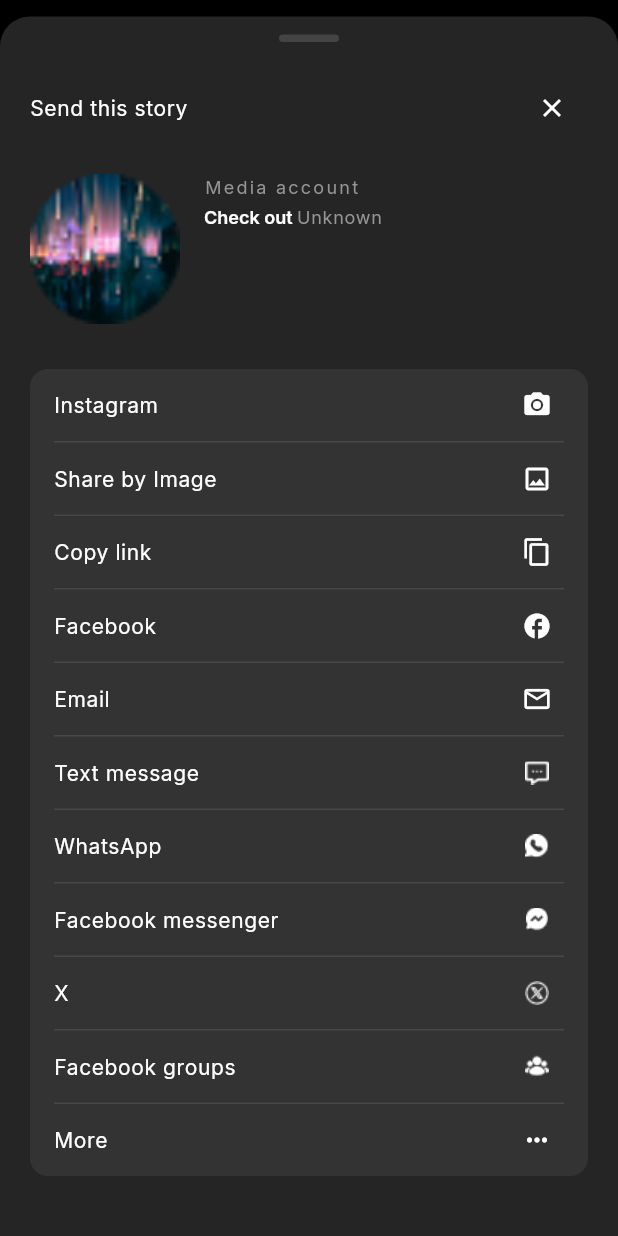
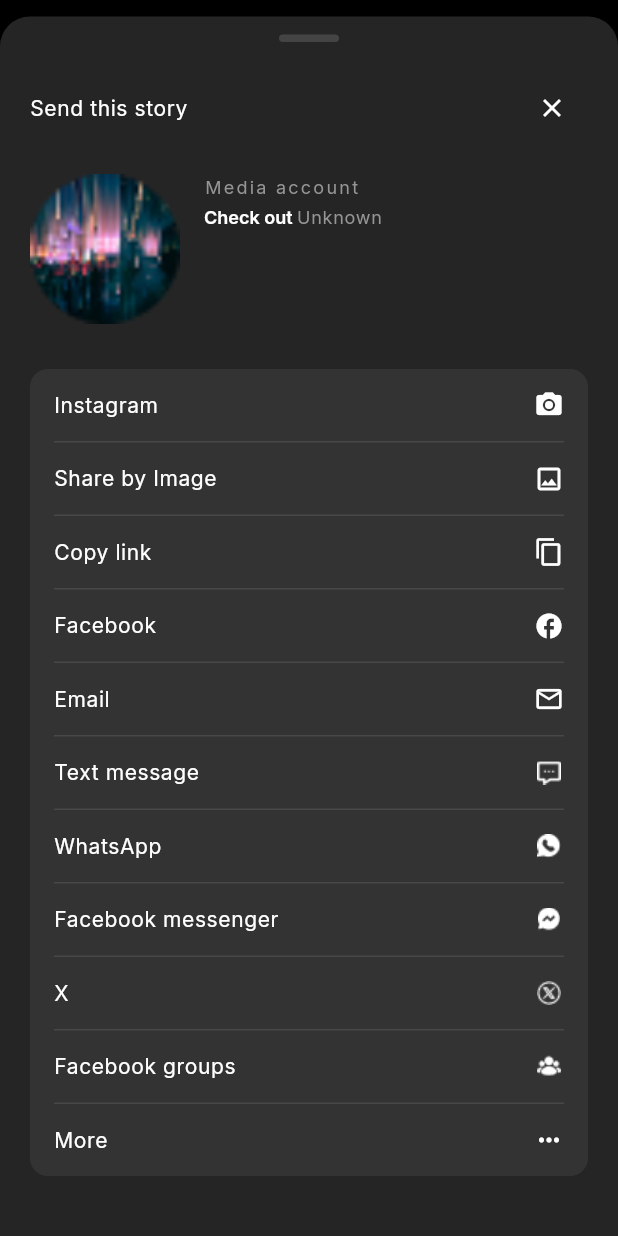
Before and after one commit to EngrJosimuddin42/News-Break, a Flutter app: the ProfileView screen opened directly, after a tap on "Share", on a phone screen of 412 x 824 dp. Run offline on Flutter 3.47's test engine with Material 3 defaults, Android fonts, the phone set to English and light mode, and no system bars; our stand-ins replace flick_video_player, flutter_map, geocoding, get, google_fonts, image_picker and 4 more; missing offline and left inert: video_thumbnail; accounts and stored records are empty; network calls fail.

```diff
--- a/lib/app/bindings/app_binding.dart
+++ b/lib/app/bindings/app_binding.dart
@@ -1,7 +1,7 @@
 import 'package:get/get.dart';
 import '../controllers/ad_banner_controller.dart';
 import '../controllers/auth/auth_controller.dart';
-import '../controllers/comment_controller.dart';
+import '../controllers/reels/comment_controller.dart';
 import '../controllers/create_post_controller.dart';
 import '../controllers/home_controller.dart';
 import '../controllers/me/me_controller.dart';
--- a/lib/app/controllers/social_interaction_controller.dart
+++ b/lib/app/controllers/social_interaction_controller.dart
@@ -11,7 +11,7 @@ import '../routes/app_pages.dart';
 import '../widgets/app_snackbar.dart';
 import 'auth/auth_controller.dart';
 import 'auth/auth_helper.dart';
-import 'comment_controller.dart';
+import 'reels/comment_controller.dart';
 
 class SocialInteractionController extends GetxController {
   static SocialInteractionController get to => Get.find();
--- a/lib/app/modules/reels/comments/comments_sheet.dart
+++ b/lib/app/modules/reels/comments/comments_sheet.dart
@@ -6,7 +6,7 @@ import 'package:news_break/app/theme/app_colors.dart';
 import 'package:news_break/app/theme/app_text_styles.dart';
 import 'package:news_break/app/widgets/bottom_sheet_handle.dart';
 import '../../../controllers/auth/auth_controller.dart';
-import '../../../controllers/comment_controller.dart';
+import '../../../controllers/reels/comment_controller.dart';
 import '../../../controllers/social_interaction_controller.dart';
 import '../../../models/comment_model.dart';
 import '../../../models/comment_source.dart';
--- a/lib/app/modules/reels/comments/report_comment_sheet.dart
+++ b/lib/app/modules/reels/comments/report_comment_sheet.dart
@@ -2,7 +2,7 @@ import 'package:flutter/material.dart';
 import 'package:get/get.dart';
 import 'package:news_break/app/theme/app_colors.dart';
 import 'package:news_break/app/theme/app_text_styles.dart';
-import '../../../controllers/comment_controller.dart';
+import '../../../controllers/reels/comment_controller.dart';
 import '../../../controllers/social_interaction_controller.dart';
 import '../../../widgets/report_success.dart';
 
--- a/lib/app/modules/reels/comments/write_comment_sheet.dart
+++ b/lib/app/modules/reels/comments/write_comment_sheet.dart
@@ -3,7 +3,7 @@ import 'package:flutter/foundation.dart';
 import 'package:flutter/material.dart';
 import 'package:get/get.dart';
 import 'package:news_break/app/widgets/bottom_sheet_handle.dart';
-import '../../../controllers/comment_controller.dart';
+import '../../../controllers/reels/comment_controller.dart';
 import '../../../controllers/social_interaction_controller.dart';
 import '../../../controllers/social_utility_controller.dart';
 import '../../../theme/app_colors.dart';
--- a/lib/app/modules/reels/share_sheet.dart
+++ b/lib/app/modules/reels/share_sheet.dart
@@ -11,7 +11,11 @@ class ShareSheet extends GetView<ReelsController> {
   final ReelModel reel;
   final bool isProfileShare;
 
-  const ShareSheet({super.key, required this.reel,this.isProfileShare = false,});
+  const ShareSheet({
+    super.key,
+    required this.reel,
+    this.isProfileShare = false,
+  });
 
   static const List<Map<String, dynamic>> _shareOptions = [
     {'label': 'Instagram', 'icon': Icons.camera_alt, 'isAsset': false},
@@ -19,7 +23,7 @@ class ShareSheet extends GetView<ReelsController> {
     {'label': 'Copy link', 'icon': Icons.copy_outlined, 'isAsset': false},
     {'label': 'Facebook', 'icon': Icons.facebook, 'isAsset': false},
     {'label': 'Email', 'icon': Icons.email_outlined, 'isAsset': false},
-    {'label': 'Text message', 'icon': 'assets/icons/message.png', 'isAsset':true},
+    {'label': 'Text message', 'icon': 'assets/icons/message.png', 'isAsset': true},
     {'label': 'WhatsApp', 'icon': 'assets/icons/whatsup.png', 'isAsset': true},
     {'label': 'Facebook messenger', 'icon': 'assets/icons/messenger.png', 'isAsset': true},
     {'label': 'X', 'icon': 'assets/icons/x_logo.png', 'isAsset': true},
@@ -38,7 +42,6 @@ class ShareSheet extends GetView<ReelsController> {
         child: Column(
           mainAxisSize: MainAxisSize.min,
           children: [
-            // Drag Handle
             const BottomSheetHandle(),
             const SizedBox(height: 20),
 
@@ -63,7 +66,9 @@ class ShareSheet extends GetView<ReelsController> {
                 crossAxisAlignment: CrossAxisAlignment.start,
                 children: [
                   PublisherAvatar.fromUrl(
-                    imageUrl: isProfileShare ? reel.userProfileImage : reel.imageUrl,
+                      imageUrl: isProfileShare
+                          ? reel.userProfileImage
+                          : reel.imageUrl,
                       name: reel.userName,
                       size: isProfileShare ? 100 : 42,
                       shape: BoxShape.rectangle),
@@ -73,13 +78,19 @@ class ShareSheet extends GetView<ReelsController> {
                       crossAxisAlignment: CrossAxisAlignment.start,
                       children: [
                         if (isProfileShare) ...[
-                          Text(controller.mediaAccountLabel, style: AppTextStyles.overline),
+                          Text(controller.mediaAccountLabel,
+                              style: AppTextStyles.overline),
                           const SizedBox(height: 4),
                           RichText(
                             text: TextSpan(
                               children: [
-                                TextSpan(text: controller.checkOutPrefix, style: AppTextStyles.small),
-                                TextSpan(text: reel.userName, style: AppTextStyles.labelMedium.copyWith(color: AppColors.textOnDark)),
+                                TextSpan(
+                                    text: controller.checkOutPrefix,
+                                    style: AppTextStyles.small),
+                                TextSpan(
+                                    text: reel.userName,
+                                    style: AppTextStyles.labelMedium
+                                        .copyWith(color: AppColors.textOnDark)),
                               ],
                             ),
                           ),
@@ -101,7 +112,10 @@ class ShareSheet extends GetView<ReelsController> {
                             ],
                           ),
                           const SizedBox(height: 8),
-                          Text(reel.description, style: AppTextStyles.small, maxLines: 3, overflow: TextOverflow.ellipsis),
+                          Text(reel.description,
+                              style: AppTextStyles.small,
+                              maxLines: 3,
+                              overflow: TextOverflow.ellipsis),
                         ],
                       ],
                     ),
@@ -110,32 +124,30 @@ class ShareSheet extends GetView<ReelsController> {
               ),
             ),
 
-            // Share Options Box
+            // Share Options
             Flexible(
               child: Container(
                 margin: const EdgeInsets.symmetric(horizontal: 20, vertical: 10),
                 decoration: BoxDecoration(
-                    color:Color(0xFF333333),
+                    color: const Color(0xFF333333),
                     borderRadius: BorderRadius.circular(12)),
                 child: ListView.separated(
                   shrinkWrap: true,
                   physics: const ClampingScrollPhysics(),
                   itemCount: _shareOptions.length,
-                  separatorBuilder: (context, index) => const Divider(color: Colors.white10, height: 1, indent: 16, endIndent: 16),
+                  separatorBuilder: (context, index) => const Divider(
+                      color: Colors.white10,
+                      height: 1,
+                      indent: 16,
+                      endIndent: 16),
                   itemBuilder: (context, index) {
                     final option = _shareOptions[index];
-                    return ListTile(
-                        title: Text(option['label'], style: AppTextStyles.caption),
-                        trailing: option['isAsset']
-                            ? Image.asset(
-                            option['icon'],
-                            width: 20,
-                            height: 20,
-                            color: Colors.white)
-                            : Icon(
-                            option['icon'],
-                            color: Colors.white,
-                            size: 20),
+                    return InkWell(
+                      borderRadius: index == 0
+                          ? const BorderRadius.vertical(top: Radius.circular(12))
+                          : index == _shareOptions.length - 1
+                          ? const BorderRadius.vertical(bottom: Radius.circular(12))
+                          : BorderRadius.zero,
                       onTap: () {
                         controller.onShareOptionTap(
                           reel.id ?? 0,
@@ -144,7 +156,22 @@ class ShareSheet extends GetView<ReelsController> {
                           shareUrl: 'https://newsbreak.com/news/${reel.id}',
                         );
                       },
-                        dense: true);
+                      child: Padding(
+                        padding: const EdgeInsets.symmetric(
+                            horizontal: 16, vertical: 14),
+                        child: Row(
+                          mainAxisAlignment: MainAxisAlignment.spaceBetween,
+                          children: [
+                            Text(option['label'], style: AppTextStyles.caption),
+                            option['isAsset']
+                                ? Image.asset(option['icon'],
+                                width: 20, height: 20, color: Colors.white)
+                                : Icon(option['icon'] as IconData,
+                                color: Colors.white, size: 20),
+                          ],
+                        ),
+                      ),
+                    );
                   },
                 ),
               ),
--- a/lib/app/modules/reels/three_dot/report_reels_sheet.dart
+++ b/lib/app/modules/reels/three_dot/report_reels_sheet.dart
@@ -2,7 +2,7 @@ import 'package:flutter/material.dart';
 import 'package:get/get.dart';
 import 'package:news_break/app/theme/app_colors.dart';
 import 'package:news_break/app/theme/app_text_styles.dart';
-import '../../../controllers/comment_controller.dart';
+import '../../../controllers/reels/comment_controller.dart';
 import '../../../controllers/reels/reels_controller.dart';
 import '../../../controllers/social_interaction_controller.dart';
 import '../../../widgets/report_success.dart';
```
Also changed, not shown: lib/app/controllers/reels/comment_controller.dart (renamed from lib/app/controllers/comment_controller.dart, +10 -5 lines), lib/app/controllers/reels/reels_controller.dart (+14 -7 lines), lib/app/modules/reels/reels_view.dart (+16 -7 lines). Lines whose indentation alone changed are shown as unchanged.
